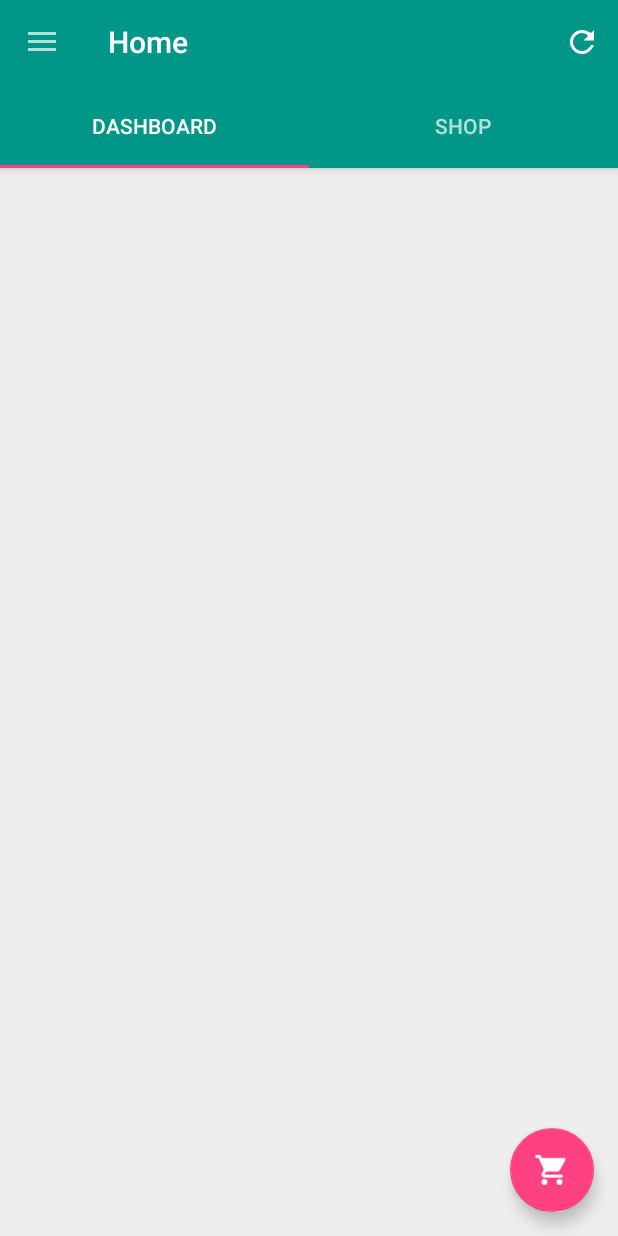
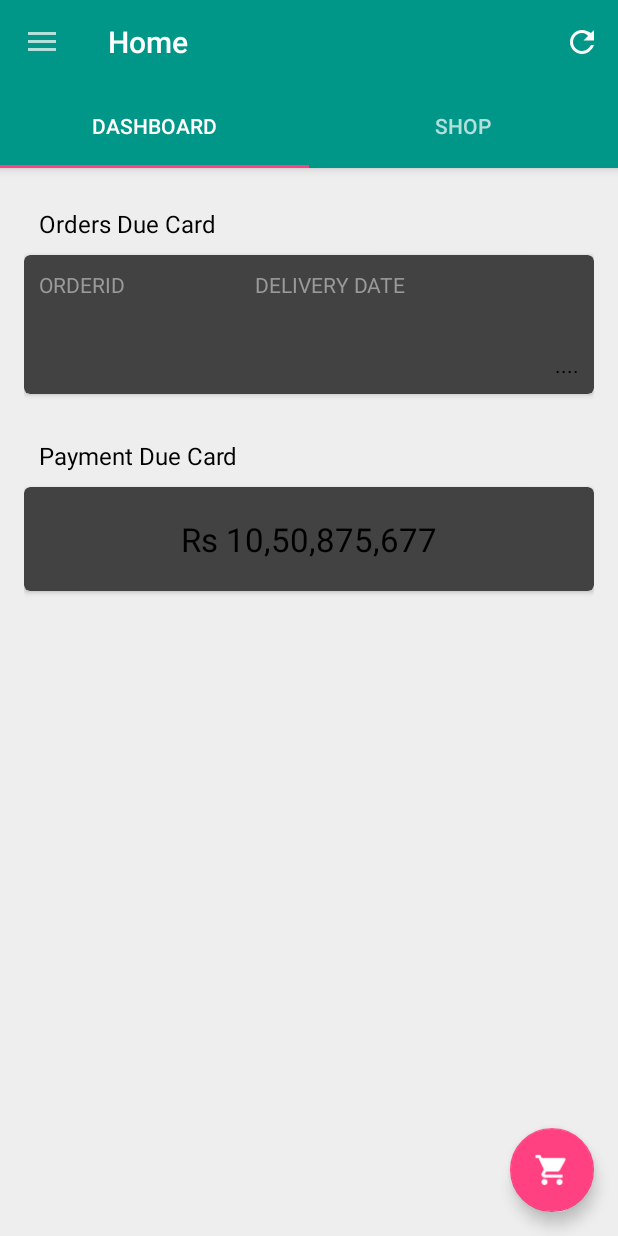
Before and after one commit to AnkitaGupta107/caravan, an Android app: the screen it shows after launch (HomeActivity), on a phone screen of 412 x 824 dp. Run offline under Robolectric (Android 15) with nearby library versions, the phone set to English and light mode, and no system bars; our stand-ins replace ButterKnife, Timber, Volley; libraries missing offline, so code that uses them is left out: com.rengwuxian.materialedittext, de.greenrobot.event; 6 statements that could not run were skipped.

Commit message:
Show up Dashboard fragment

```diff
--- a/app/src/main/java/com/peppertap/caravan/adapters/CaravanFragPagerAdapter.java
+++ b/app/src/main/java/com/peppertap/caravan/adapters/CaravanFragPagerAdapter.java
@@ -58,8 +58,7 @@ public class CaravanFragPagerAdapter extends FragmentStatePagerAdapter {
         switch (position) {
             //todo
             case 0:
-                //return DashboardFragment.getInstance();
-                return new Fragment();
+                return new DashboardFragment();
             case 1:
                 return new ShopFragment();
             default:
--- a/app/src/main/java/com/peppertap/caravan/adapters/SearchResultsAdapter.java
+++ b/app/src/main/java/com/peppertap/caravan/adapters/SearchResultsAdapter.java
@@ -174,7 +174,7 @@ public class SearchResultsAdapter extends RecyclerView.Adapter {
         ResponseListener<JsonObject> responseListener = new ResponseListener<JsonObject>() {
             @Override
             public void onResponse(JsonObject result) {
-                Timber.d(result.toString());
+                //Timber.d(result.toString());
 
                 if (JsonHelper.getValueOrNone(result, "status").equals("OK")) {
                     ProductHelper productHelper = ProductHelper.fromJson(result);
--- a/app/src/main/java/com/peppertap/caravan/fragments/DashboardFragment.java
+++ b/app/src/main/java/com/peppertap/caravan/fragments/DashboardFragment.java
@@ -1,7 +1,43 @@
 package com.peppertap.caravan.fragments;
+
+import android.os.Bundle;
+import android.view.LayoutInflater;
+import android.view.View;
+import android.view.ViewGroup;
+import android.widget.ListView;
+import android.widget.TextView;
+
+import com.peppertap.caravan.R;
+
+import butterknife.InjectView;
 
 /**
  * Created by samvedana on 19/12/15.
  */
-public class DashboardFragment {
+public class DashboardFragment extends BaseFragment {
+
+    @InjectView(R.id.order_item_order_id)
+    TextView order_id;
+    @InjectView(R.id.order_item_order_date)
+    TextView order_date;
+    @InjectView(R.id.order_list)
+    ListView orderList;
+    @InjectView(R.id.payment_due)
+    TextView paymentsDue;
+
+    @Override
+    protected void setUpContentView() {
+        fragment_layout_res_id = R.layout.dashboard;
+    }
+
+    @Override
+    public View onCreateView(LayoutInflater inflater, ViewGroup container, Bundle savedInstanceState) {
+        View view = super.onCreateView(inflater, container, savedInstanceState);
+        initiate();
+        return view;
+    }
+
+    private void initiate() {
+        //initiate the data, adapter etc here
+    }
 }
--- a/app/src/main/res/layout/dashboard.xml
+++ b/app/src/main/res/layout/dashboard.xml
@@ -75,6 +75,8 @@
                 </TableRow>
 
                 <ListView
+                    android:id="@+id/order_list"
+                    android:visibility="gone"
                     android:layout_width="match_parent"
                     android:layout_height="wrap_content" />
 
@@ -82,6 +84,7 @@
                 android:layout_width="wrap_content"
                 android:layout_height="wrap_content"
                 android:layout_marginTop="10dp"
+                android:textColor="@color/previousOrder_orderId"
                 android:text="...."
                 android:layout_gravity="end"/>
 
@@ -114,9 +117,11 @@
             android:orientation="vertical">
 
             <TextView
+                android:id="@+id/payment_due"
                 android:layout_width="wrap_content"
                 android:layout_height="wrap_content"
-                android:text="10,50,875,677"
+                android:textColor="@color/previousOrder_orderId"
+                android:text="Rs 10,50,875,677"
                 android:layout_gravity="center"
                 android:textSize="22sp"/>
 
```
